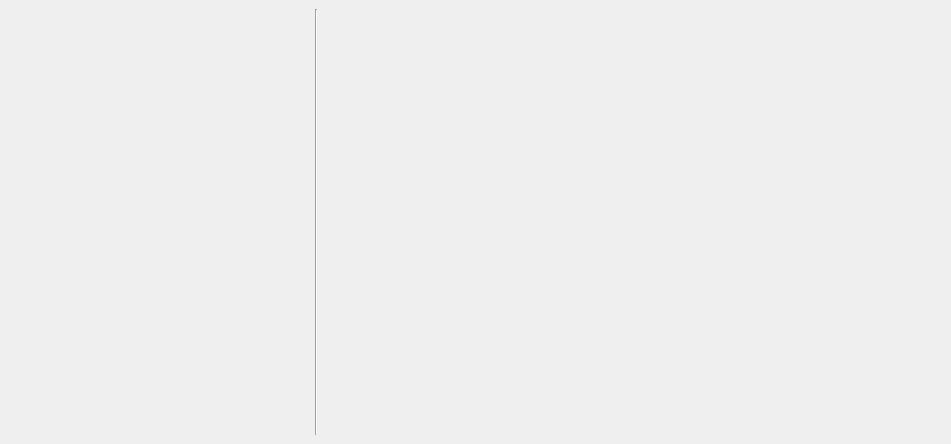
The window that src/flashy/gui/ui/dt5781_tab.ui (JemmeCh/Flashy_Project) describes before a commit, drawn with Qt 5.
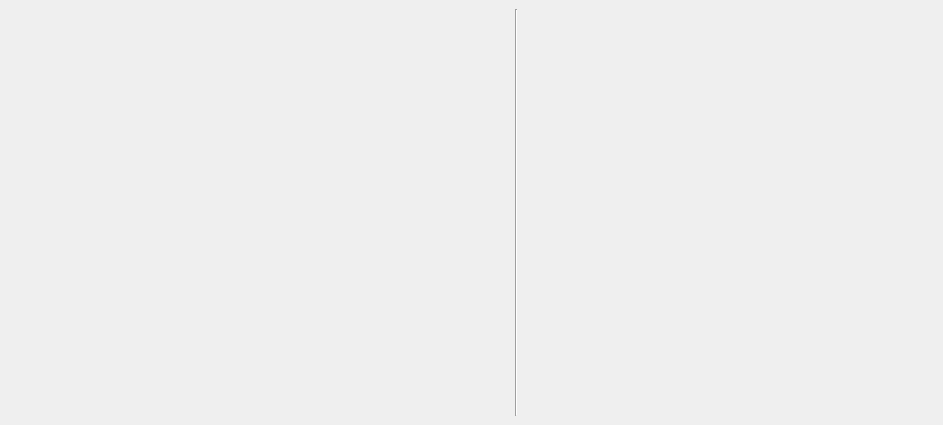
The same window after the commit.

Diff of the .ui file:
```diff
--- a/src/flashy/gui/ui/dt5781_tab.ui
+++ b/src/flashy/gui/ui/dt5781_tab.ui
@@ -6,8 +6,8 @@
    <rect>
     <x>0</x>
     <y>0</y>
-    <width>951</width>
-    <height>444</height>
+    <width>943</width>
+    <height>425</height>
    </rect>
   </property>
   <property name="windowTitle">
@@ -39,7 +39,7 @@
      </property>
      <property name="minimumSize">
       <size>
-       <width>300</width>
+       <width>500</width>
        <height>0</height>
       </size>
      </property>
```
